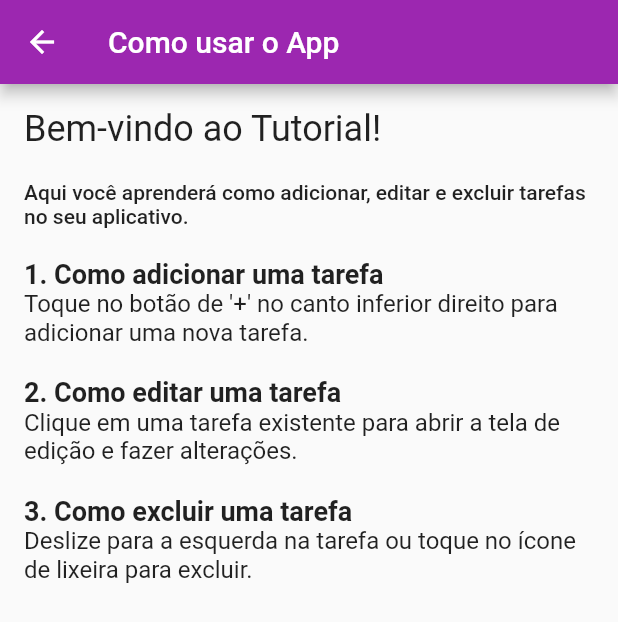
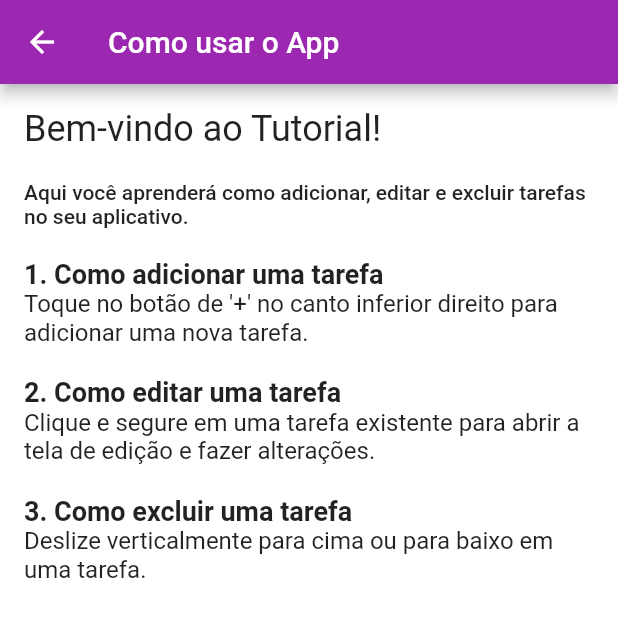
Before and after one commit to eduardoandd/todo_list, a Flutter app: the screen it shows after launch, in the side drawer, after a tap on "Tutorial", on a phone screen of 412 x 824 dp. Shown: the top 622 px of the screen. Run offline on Flutter 3.47's test engine with Material 2 defaults, Android fonts, the phone set to English and light mode, and no system bars; our stand-ins replace card_swiper, cloud_firestore, firebase_analytics, firebase_core, flutter_holo_date_picker, flutter_local_notifications and 2 more; missing offline and left inert: day_night_time_picker, profile_photo; accounts and stored records are empty.

Commit message:
editando cor dos dias, refazendo tutorial e minsdkversion

```diff
--- a/lib/pages/drawer_pages/tutorial/tutorial_page.dart
+++ b/lib/pages/drawer_pages/tutorial/tutorial_page.dart
@@ -6,6 +6,7 @@ class TutorialPage extends StatelessWidget {
   @override
   Widget build(BuildContext context) {
     return Scaffold(
+      backgroundColor: Theme.of(context).brightness ==Brightness.dark? Color.fromARGB(255, 19, 18, 18) :  Colors.white,
       appBar: AppBar(
         title: Text("Como usar o App"),
       backgroundColor: Theme.of(context).colorScheme.primary,
@@ -31,12 +32,12 @@ class TutorialPage extends StatelessWidget {
 
             _buildSectionTitle("2. Como editar uma tarefa"),
             _buildStepText(
-                "Clique em uma tarefa existente para abrir a tela de edição e fazer alterações."),
+                "Clique e segure em uma tarefa existente para abrir a tela de edição e fazer alterações."),
             SizedBox(height: 20),
 
             _buildSectionTitle("3. Como excluir uma tarefa"),
             _buildStepText(
-                "Deslize para a esquerda na tarefa ou toque no ícone de lixeira para excluir."),
+                "Deslize verticalmente para cima ou para baixo em uma tarefa."),
             SizedBox(height: 20),
           ],
         ),
--- a/lib/pages/todo_page.dart
+++ b/lib/pages/todo_page.dart
@@ -185,7 +185,9 @@ class _TodoPageState extends State<TodoPage> {
           }
         },
         children: [
-          Center(child: Text("Dia anterior")),
+          Center(child: Text("Dia anterior",style: TextStyle(
+            color: Theme.of(context).brightness ==Brightness.dark? Color.fromARGB(255, 19, 18, 18) :  Colors.white
+          ))),
           Container(
             margin: EdgeInsets.symmetric(horizontal: 12, vertical: 8),
             child: Column(
@@ -416,7 +418,9 @@ class _TodoPageState extends State<TodoPage> {
               ],
             ),
           ),
-          Center(child: Text("Próximo dia")),
+          Center(child: Text("Próximo dia", style: TextStyle(
+            color: Theme.of(context).brightness ==Brightness.dark? Color.fromARGB(255, 19, 18, 18) :  Colors.white
+          ),)),
         ],
       ),
     );
```
Also changed, not shown: 1 other file.
